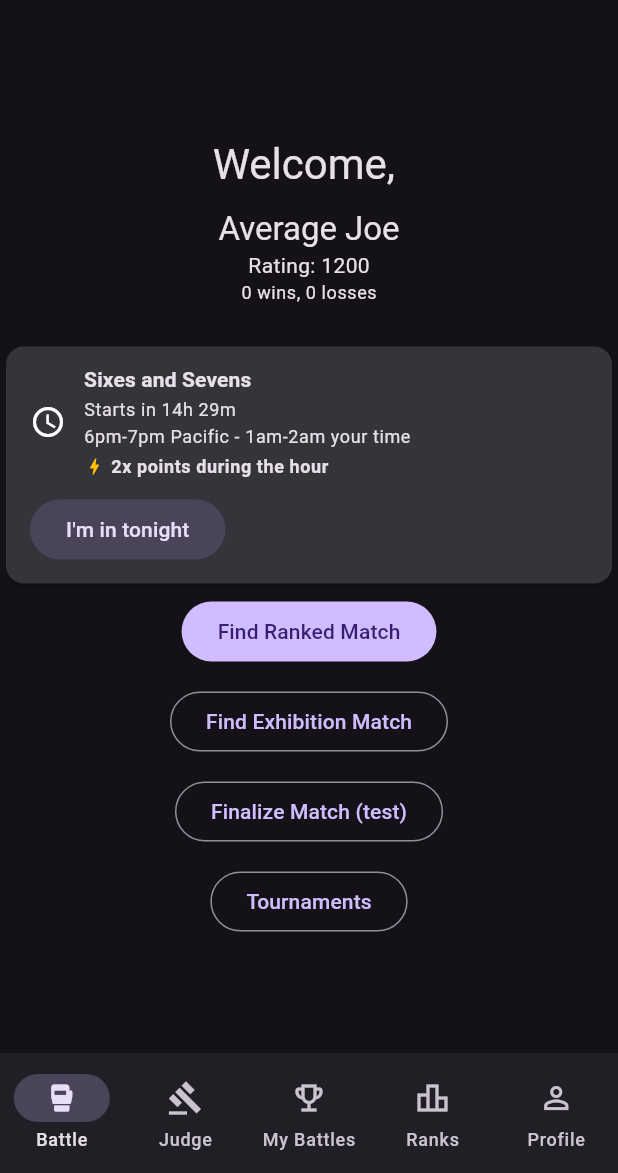
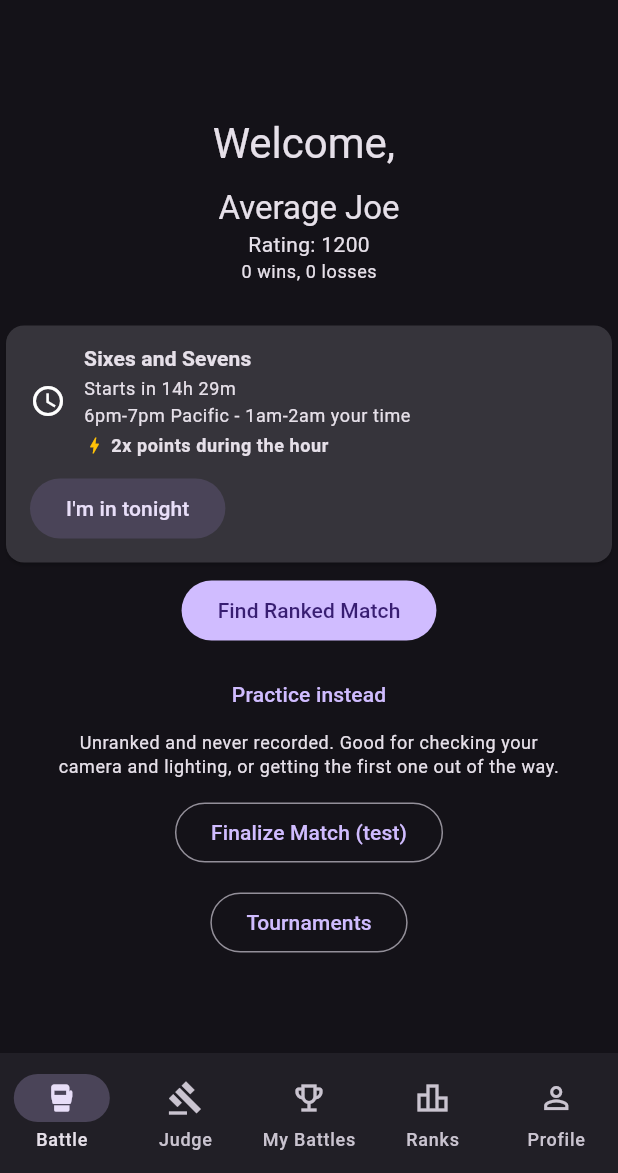
Before and after one commit to benm8700/the-bully-league, a Flutter app: the screen it shows once a user with an empty profile is signed in, on a phone screen of 412 x 824 dp, the part 63-1236 px from its top. Run offline on Flutter 3.47's test engine with Material 3 defaults, Android fonts, the phone set to English and light mode, and no system bars; our stand-ins replace cloud_firestore, cloud_functions, firebase_auth, firebase_core, firebase_messaging, firebase_storage and 4 more; missing offline and left inert: agora_rtc_engine, firebase_app_check; accounts and stored records are empty; network calls fail.

Commit message:
Make Ranked the primary action and rename Exhibition to Practice
Ranked is now the obvious call to action and Practice is a quiet secondary
link beneath it. Two reasons. Everything durable lives in ranked - it is
the only recorded mode, so the only one producing clips, feed content, a
ladder position or anything for the Hall of Fame. And offering both as
equal siblings split an already-thin pool across two separate queues, which
is the opposite of what a cold-start app needs; funnelling by default
consolidates it without capping anything or risking churn.

"Practice" rather than "Exhibition" because the people who need that mode
are new, and "exhibition" tells them nothing about what it is for. The
supporting line says what it is actually good for - checking your camera
and lighting, or getting the first one out of the way - which is the job it
was already doing without ever saying so.

The internal mode id stays `exhibition` throughout. Renaming it would
orphan every existing queue entry, match document and unlock counter for
the sake of a word nobody sees.

Co-Authored-By: Claude Opus 5 <noreply@anthropic.com>

```diff
--- a/lib/core/services/matchmaking_service.dart
+++ b/lib/core/services/matchmaking_service.dart
@@ -59,7 +59,7 @@ class RankedUnlock {
   final int remaining;
 
   String get progressLabel =>
-      '$remaining more exhibition match${remaining == 1 ? '' : 'es'} to unlock Ranked';
+      '$remaining more practice match${remaining == 1 ? '' : 'es'} to unlock Ranked';
 }
 
 /// A pairing handed back by the matchmaking backend - everything the match
--- a/lib/screens/home/home_screen.dart
+++ b/lib/screens/home/home_screen.dart
@@ -86,10 +86,33 @@ class HomeScreen extends StatelessWidget {
                     const EventWindowBanner(),
                     const SizedBox(height: 4),
                     const _RankedUnlockGate(),
-                    const SizedBox(height: 12),
-                    OutlinedButton(
+                    // Ranked is the primary action and Practice is
+                    // deliberately quieter. Everything durable lives in
+                    // ranked - it is the only recorded mode, so the only
+                    // one producing clips, feed content and a ladder
+                    // position - and offering both as equal siblings split
+                    // an already-thin pool across two queues.
+                    //
+                    // Named "Practice" rather than "Exhibition" because
+                    // the people who need it are new, and "exhibition"
+                    // tells them nothing about what it is for. The
+                    // internal mode id stays `exhibition`: renaming that
+                    // would orphan every existing queue entry, match
+                    // document and unlock counter.
+                    const SizedBox(height: 8),
+                    TextButton(
                       onPressed: () => _startMatch(context, 'exhibition'),
-                      child: const Text('Find Exhibition Match'),
+                      child: const Text('Practice instead'),
+                    ),
+                    Padding(
+                      padding: const EdgeInsets.symmetric(horizontal: 32),
+                      child: Text(
+                        'Unranked and never recorded. Good for checking your '
+                        'camera and lighting, or getting the first one out of '
+                        'the way.',
+                        textAlign: TextAlign.center,
+                        style: Theme.of(context).textTheme.bodySmall,
+                      ),
                     ),
                     // Judging, My Battles, Ranks and Profile are bottom-nav
                     // destinations now (see MainShell), so they are
--- a/lib/screens/match/matchmaking_screen.dart
+++ b/lib/screens/match/matchmaking_screen.dart
@@ -101,7 +101,7 @@ class _MatchmakingScreenState extends State<MatchmakingScreen> {
   Widget build(BuildContext context) {
     return Scaffold(
       appBar: AppBar(
-        title: Text(widget.mode == 'ranked' ? 'Ranked Match' : 'Exhibition Match'),
+        title: Text(widget.mode == 'ranked' ? 'Ranked Match' : 'Practice Match'),
       ),
       body: Center(
         child: Padding(
```
Also changed, not shown: 1 other file.
